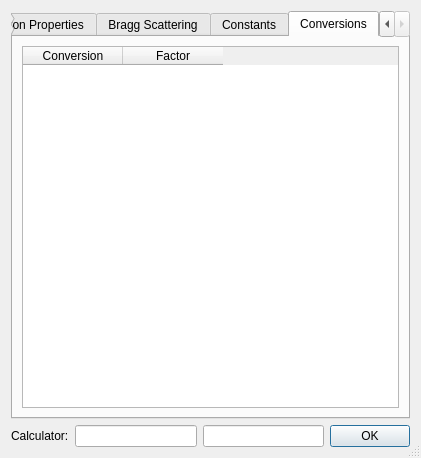
tweber-ill/frm_mirror-takin1, file ui/neutrons.ui: the form before one commit.
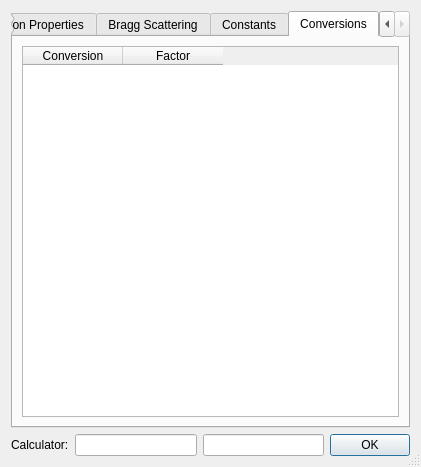
The form after the commit. The open tabs and pages were chosen to show the change.

```diff
--- a/ui/neutrons.ui
+++ b/ui/neutrons.ui
@@ -7,7 +7,7 @@
     <x>0</x>
     <y>0</y>
     <width>421</width>
-    <height>445</height>
+    <height>467</height>
    </rect>
   </property>
   <property name="windowTitle">
@@ -404,6 +404,9 @@
       <layout class="QGridLayout" name="gridLayout_4">
        <item row="0" column="0" colspan="3">
         <widget class="QTableWidget" name="tableConv">
+         <property name="alternatingRowColors">
+          <bool>true</bool>
+         </property>
          <property name="sortingEnabled">
           <bool>true</bool>
          </property>
```
